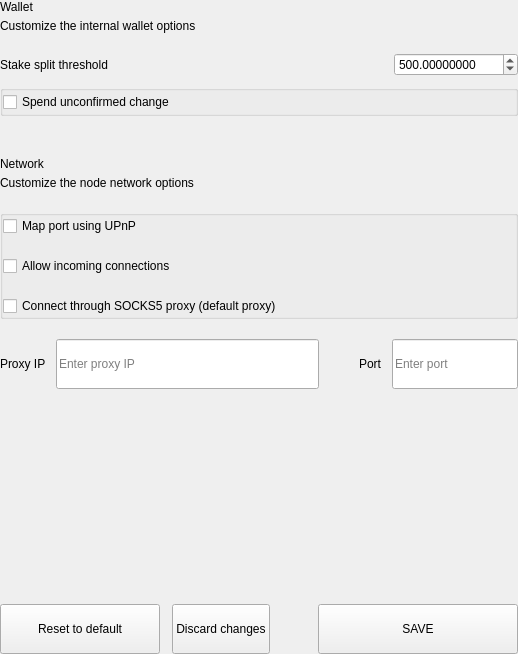
First picture: the form in src/qt/passion/settings/forms/settingswalletoptionswidget.ui, repository PassionCash/PassionCashCoin, before the edit.
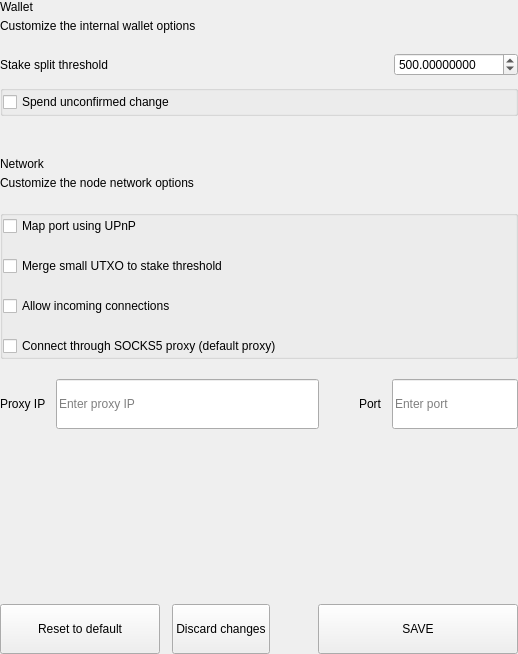
Second picture: the form after the edit.

Patch:
```diff
--- a/src/qt/passion/settings/forms/settingswalletoptionswidget.ui
+++ b/src/qt/passion/settings/forms/settingswalletoptionswidget.ui
@@ -296,6 +296,13 @@
              </property>
             </widget>
            </item>
+           <item>
+            <widget class="QCheckBox" name="checkBoxCombine">
+             <property name="text">
+              <string>Merge small UTXO to stake threshold</string>
+             </property>
+            </widget>
+           </item>
            <item>
             <widget class="QCheckBox" name="checkBoxAllow">
              <property name="text">
```
Left out of the diff: 6 changed lines with no effect on the pictures.
